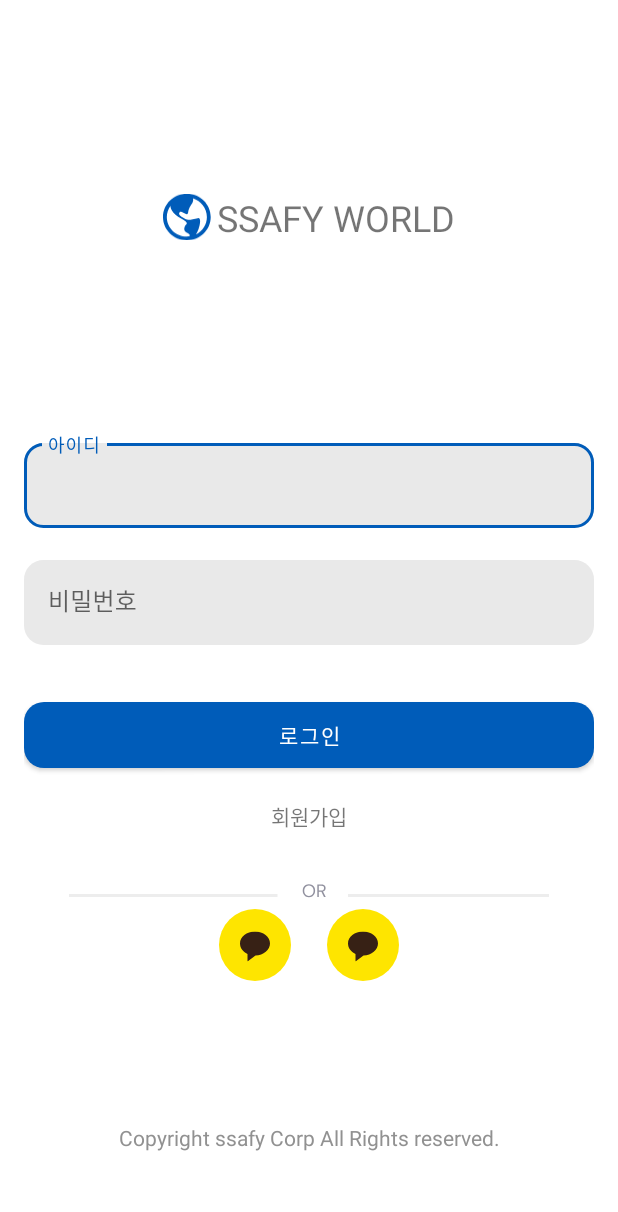
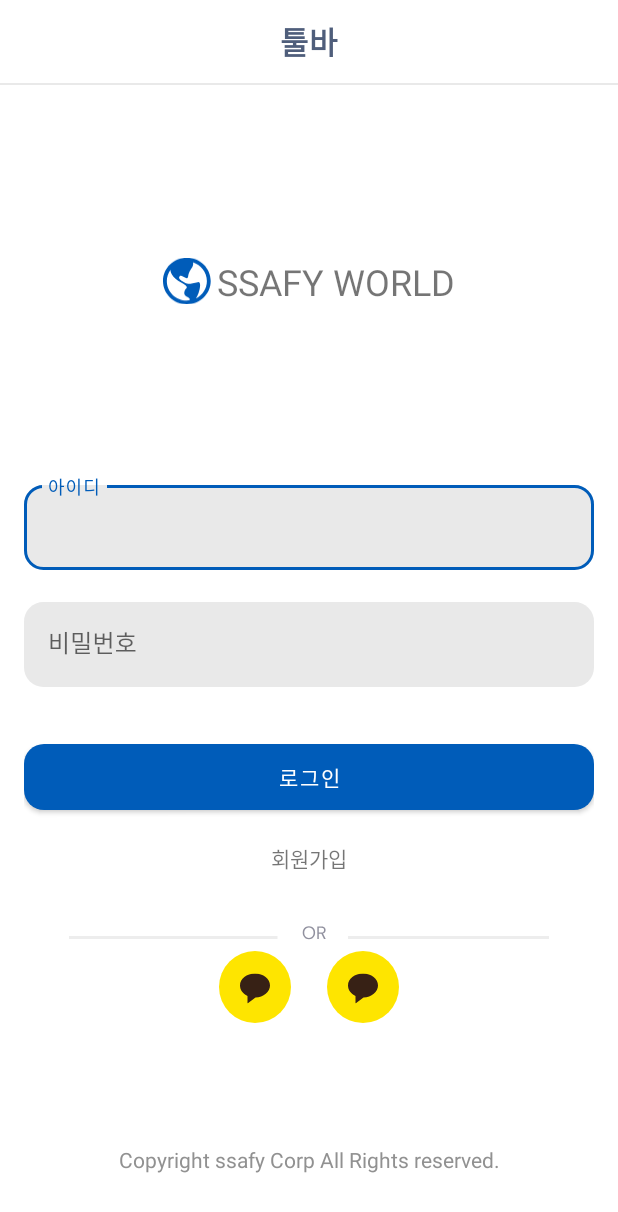
Before and after one commit to SSAFY-WORLD/SSAFY-WORLD, an Android app: the screen it shows after launch (MainActivity), on a phone screen of 412 x 824 dp. Shown: the top 1212 px of the screen. Run offline under Robolectric (Android 15) with nearby library versions, the phone set to English and light mode, and no system bars; our stand-ins replace navigation-ui, sdp/ssp sizes.

Commit message:
develop toolbar

```diff
--- a/SSAFYWorld/app/build.gradle
+++ b/SSAFYWorld/app/build.gradle
@@ -3,6 +3,7 @@ plugins {
     id 'org.jetbrains.kotlin.android'
     id 'org.jetbrains.kotlin.kapt'
     id 'com.google.gms.google-services'
+    id 'androidx.navigation.safeargs.kotlin'
 }
 
 android {
--- a/SSAFYWorld/app/src/main/AndroidManifest.xml
+++ b/SSAFYWorld/app/src/main/AndroidManifest.xml
@@ -13,6 +13,7 @@
         tools:targetApi="31">
         <activity
             android:name=".src.main.MainActivity"
+            android:windowSoftInputMode="adjustResize"
             android:exported="true">
             <intent-filter>
                 <action android:name="android.intent.action.MAIN" />
--- a/SSAFYWorld/app/src/main/java/com/ssafy/world/config/BaseFragment.kt
+++ b/SSAFYWorld/app/src/main/java/com/ssafy/world/config/BaseFragment.kt
@@ -8,6 +8,7 @@ import android.view.ViewGroup
 import android.widget.Toast
 import androidx.annotation.LayoutRes
 import androidx.fragment.app.Fragment
+import androidx.navigation.fragment.findNavController
 import androidx.viewbinding.ViewBinding
 import com.ssafy.world.utils.LoadingDialog
 
@@ -20,6 +21,9 @@ abstract class BaseFragment<B : ViewBinding>(
     lateinit var mLoadingDialog: LoadingDialog
 
     protected val binding get() = _binding!!
+
+    private val _navController by lazy { findNavController() }
+    protected val navController get() = _navController
 
     override fun onCreateView(
         inflater: LayoutInflater,
--- a/SSAFYWorld/app/src/main/java/com/ssafy/world/src/main/MainActivity.kt
+++ b/SSAFYWorld/app/src/main/java/com/ssafy/world/src/main/MainActivity.kt
@@ -24,17 +24,27 @@ class MainActivity : BaseActivity<ActivityMainBinding>(ActivityMainBinding::infl
     }
 
     private fun setToolbarWithNavcontroller() {
+        //toolbar
+        setSupportActionBar(binding.toolbar)
+        supportActionBar?.setDisplayHomeAsUpEnabled(false)
+        supportActionBar?.setDisplayShowTitleEnabled(false)
+
+        //bottom nav
         val navHostFragment =
             supportFragmentManager.findFragmentById(R.id.nav_host_fragment) as NavHostFragment
         val navController = navHostFragment.navController
         setupWithNavController(binding.mainBtmNav, navController)
 
         navController.addOnDestinationChangedListener { controller, destination, arguments ->
-            window.setSoftInputMode(WindowManager.LayoutParams.SOFT_INPUT_ADJUST_RESIZE)
             hideKeyboard()
+            showBottomNav()
             when (destination.id) {
                 R.id.loginFragment, R.id.registerFragment -> hideBottomNav()
-                else -> showBottomNav
+                R.id.mainFragment -> { setTitle(getString(R.string.nav_home_title)) }
+                R.id.communityFragment -> setTitle(getString(R.string.nav_community_title))
+                R.id.chatFragment -> setTitle(getString(R.string.nav_chat_title))
+                R.id.mypageFragment -> setTitle(getString(R.string.nav_mypage_title))
+                else -> hideBottomNav()
             }
         }
     }
@@ -42,8 +52,18 @@ class MainActivity : BaseActivity<ActivityMainBinding>(ActivityMainBinding::infl
     private val hideBottomNav = { binding.mainBtmNav.visibility = View.GONE }
     private val showBottomNav = { binding.mainBtmNav.visibility = View.VISIBLE }
     private fun hideKeyboard() {
-        val inputMethodManager = getSystemService(Context.INPUT_METHOD_SERVICE) as InputMethodManager
+        val inputMethodManager =
+            getSystemService(Context.INPUT_METHOD_SERVICE) as InputMethodManager
         val currentFocusedView = this.currentFocus   // Check if no view has focus
         currentFocusedView?.let {
-            inputMethodManager.hideSoftInputFromWindow(currentFocusedView.windowToken, InputMethodManager.HIDE_NOT_ALWAYS) } }
+            inputMethodManager.hideSoftInputFromWindow(
+                currentFocusedView.windowToken,
+                InputMethodManager.HIDE_NOT_ALWAYS
+            )
+        }
     }
+
+    private fun setTitle(title: String) {
+        binding.toolbarText.text = title
+    }
+}
--- a/SSAFYWorld/app/src/main/java/com/ssafy/world/src/main/auth/LoginFragment.kt
+++ b/SSAFYWorld/app/src/main/java/com/ssafy/world/src/main/auth/LoginFragment.kt
@@ -18,7 +18,10 @@ class LoginFragment : BaseFragment<FragmentLoginBinding>(FragmentLoginBinding::b
     private fun initButton() {
         with(binding) {
             loginBtnRegister.setOnClickListener {
-                findNavController().navigate(R.id.action_loginFragment_to_registerFragment)
+                navController.navigate(R.id.action_loginFragment_to_registerFragment)
+            }
+            loginBtnLogin.setOnClickListener {
+                navController.navigate(R.id.action_loginFragment_to_mainFragment)
             }
         }
     }
--- a/SSAFYWorld/app/src/main/res/layout/activity_main.xml
+++ b/SSAFYWorld/app/src/main/res/layout/activity_main.xml
@@ -5,13 +5,49 @@
     android:layout_width="match_parent"
     android:layout_height="match_parent">
 
-    <FrameLayout
-        xmlns:android="http://schemas.android.com/apk/res/android"
+    <LinearLayout
+        android:id="@+id/main_ll_toolbar"
+        android:layout_width="match_parent"
+        android:layout_height="wrap_content"
+        android:orientation="vertical"
+        app:layout_constraintEnd_toEndOf="parent"
+        app:layout_constraintStart_toStartOf="parent"
+        app:layout_constraintTop_toTopOf="parent">
+
+        <androidx.appcompat.widget.Toolbar
+            android:id="@+id/toolbar"
+            android:layout_width="match_parent"
+            android:layout_height="55dp"
+            android:background="@color/white">
+
+            <TextView
+                android:id="@+id/toolbarText"
+                android:layout_width="wrap_content"
+                android:layout_height="wrap_content"
+                android:layout_gravity="center"
+                android:text="툴바"
+                android:textAlignment="center"
+                android:textColor="@color/dark_navy"
+                android:textSize="@dimen/_16sdp"
+                android:textStyle="bold" />
+        </androidx.appcompat.widget.Toolbar>
+
+        <View
+            android:layout_width="match_parent"
+            android:layout_height="1dp"
+            android:background="@color/light_gray" />
+    </LinearLayout>
+
+    <FrameLayout xmlns:android="http://schemas.android.com/apk/res/android"
         xmlns:app="http://schemas.android.com/apk/res-auto"
         xmlns:tools="http://schemas.android.com/tools"
-        android:layout_width="match_parent"
-        android:layout_height="match_parent"
-        android:background="@android:color/background_light">
+        android:layout_width="0dp"
+        android:layout_height="0dp"
+        android:background="@android:color/background_light"
+        app:layout_constraintBottom_toTopOf="@+id/main_btm_nav"
+        app:layout_constraintEnd_toEndOf="parent"
+        app:layout_constraintStart_toStartOf="parent"
+        app:layout_constraintTop_toBottomOf="@id/main_ll_toolbar">
 
         <androidx.fragment.app.FragmentContainerView
             android:id="@+id/nav_host_fragment"
@@ -23,7 +59,7 @@
             app:layout_constraintEnd_toEndOf="parent"
             app:layout_constraintStart_toStartOf="parent"
             app:layout_constraintTop_toTopOf="parent"
-            app:navGraph="@navigation/navigation"/>
+            app:navGraph="@navigation/navigation" />
     </FrameLayout>
 
     <com.google.android.material.bottomnavigation.BottomNavigationView
@@ -32,9 +68,9 @@
         android:layout_height="64dp"
         android:background="@color/white"
         app:itemBackground="@color/white"
-        app:labelVisibilityMode="labeled"
         app:itemIconTint="@drawable/nav_item_color"
         app:itemTextColor="@drawable/nav_item_color"
+        app:labelVisibilityMode="labeled"
         app:layout_constraintBottom_toBottomOf="parent"
         app:menu="@menu/menu_bottom_nav" />
 
--- a/SSAFYWorld/app/src/main/res/navigation/navigation.xml
+++ b/SSAFYWorld/app/src/main/res/navigation/navigation.xml
@@ -6,19 +6,45 @@
     app:startDestination="@id/loginFragment">
 
 
-
     <fragment
         android:id="@+id/chatFragment"
         android:name="com.ssafy.world.src.main.chat.ChatFragment"
         android:label="fragment_chat"
         tools:layout="@layout/fragment_chat" />
 
+    <!-- Community -->
     <fragment
         android:id="@+id/communityFragment"
         android:name="com.ssafy.world.src.main.community.CommunityFragment"
         android:label="fragment_community"
-        tools:layout="@layout/fragment_community" />
+        tools:layout="@layout/fragment_community">
+        <action
+            android:id="@+id/action_communityFragment_to_communityListFragment"
+            app:destination="@id/communityListFragment"
+            app:enterAnim="@animator/nav_default_enter_anim"
+            app:exitAnim="@animator/nav_default_exit_anim"
+            app:popEnterAnim="@anim/nav_default_pop_enter_anim"
+            app:popExitAnim="@anim/nav_default_pop_exit_anim" />
+    </fragment>
 
+    <fragment
+        android:id="@+id/communityDetailFragment"
+        android:name="com.ssafy.world.src.main.community.CommunityDetailFragment"
+        android:label="CommunityDetailFragment" />
+    <fragment
+        android:id="@+id/communityListFragment"
+        android:name="com.ssafy.world.src.main.community.CommunityListFragment"
+        android:label="CommunityListFragment">
+        <argument
+            android:name="communityName"
+            android:defaultValue="name" />
+    </fragment>
+    <fragment
+        android:id="@+id/communityWriteFragment"
+        android:name="com.ssafy.world.src.main.community.CommunityWriteFragment"
+        android:label="CommunityWriteFragment" />
+
+    <!-- Main -->
     <fragment
         android:id="@+id/mainFragment"
         android:name="com.ssafy.world.src.main.home.MainFragment"
@@ -31,10 +57,11 @@
         android:label="fragment_mypage"
         tools:layout="@layout/fragment_mypage" />
 
+    <!-- Auth -->
     <fragment
         android:id="@+id/loginFragment"
         android:name="com.ssafy.world.src.main.auth.LoginFragment"
-        android:label="LoginFragment" >
+        android:label="LoginFragment">
         <action
             android:id="@+id/action_loginFragment_to_registerFragment"
             app:destination="@id/registerFragment"
@@ -42,7 +69,17 @@
             app:exitAnim="@anim/nav_default_exit_anim"
             app:popEnterAnim="@anim/nav_default_pop_enter_anim"
             app:popExitAnim="@anim/nav_default_pop_exit_anim" />
+        <action
+            android:id="@+id/action_loginFragment_to_mainFragment"
+            app:destination="@id/mainFragment"
+            app:enterAnim="@animator/nav_default_enter_anim"
+            app:exitAnim="@animator/nav_default_exit_anim"
+            app:popUpTo="@id/mainFragment"
+            app:popUpToInclusive="true"
+            app:popEnterAnim="@anim/nav_default_pop_enter_anim"
+            app:popExitAnim="@anim/nav_default_pop_exit_anim" />
     </fragment>
+
     <fragment
         android:id="@+id/registerFragment"
         android:name="com.ssafy.world.src.main.auth.RegisterFragment"
```
Also changed, not shown: SSAFYWorld/app/src/main/java/com/ssafy/world/src/main/community/CommunityFragment.kt (+17 -49 lines), SSAFYWorld/app/src/main/res/layout/fragment_community.xml (+4 -3 lines).
